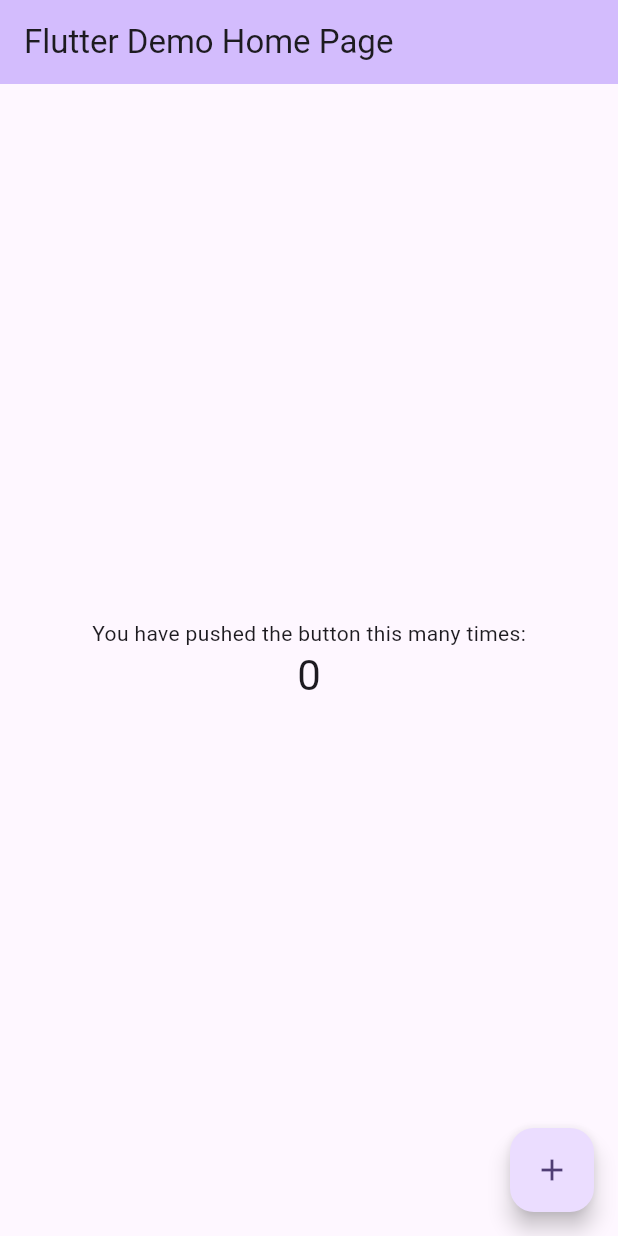
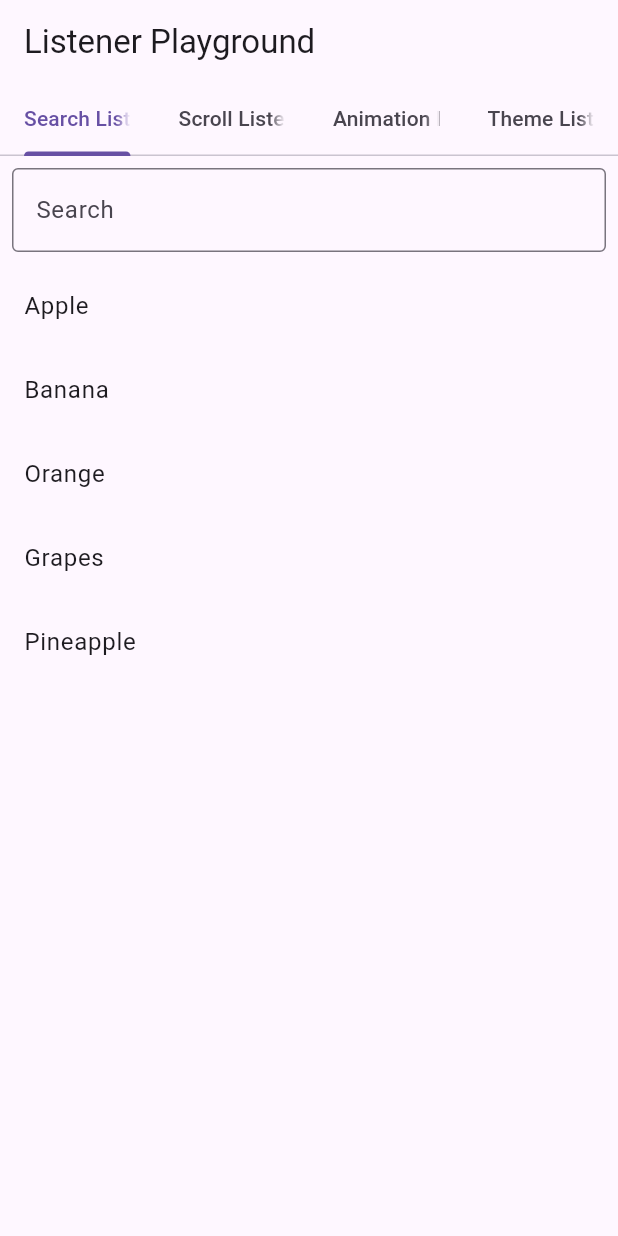
Before and after one commit to ajayrana78767/ListenerConceptsApp, a Flutter app: the screen it shows after launch, on a phone screen of 412 x 824 dp. Run offline on Flutter 3.47's test engine with Material 3 defaults, Android fonts, the phone set to English and light mode, and no system bars.

Commit message:
`Refactor main.dart to include new screens and remove unused code`

```diff
--- a/lib/main.dart
+++ b/lib/main.dart
@@ -1,125 +1,55 @@
 import 'package:flutter/material.dart';
+import 'package:listener_concepts_app/screens/animation_listener_screen.dart';
+import 'package:listener_concepts_app/screens/scroll_listener_screen.dart';
+import 'package:listener_concepts_app/screens/search_listener_screen.dart';
+import 'package:listener_concepts_app/screens/theme_listener_screen.dart';
 
 void main() {
-  runApp(const MyApp());
+  runApp(MyApp());
 }
 
 class MyApp extends StatelessWidget {
   const MyApp({super.key});
 
-  // This widget is the root of your application.
   @override
   Widget build(BuildContext context) {
     return MaterialApp(
-      title: 'Flutter Demo',
-      theme: ThemeData(
-        // This is the theme of your application.
-        //
-        // TRY THIS: Try running your application with "flutter run". You'll see
-        // the application has a purple toolbar. Then, without quitting the app,
-        // try changing the seedColor in the colorScheme below to Colors.green
-        // and then invoke "hot reload" (save your changes or press the "hot
-        // reload" button in a Flutter-supported IDE, or press "r" if you used
-        // the command line to start the app).
-        //
-        // Notice that the counter didn't reset back to zero; the application
-        // state is not lost during the reload. To reset the state, use hot
-        // restart instead.
-        //
-        // This works for code too, not just values: Most code changes can be
-        // tested with just a hot reload.
-        colorScheme: ColorScheme.fromSeed(seedColor: Colors.deepPurple),
-        useMaterial3: true,
-      ),
-      home: const MyHomePage(title: 'Flutter Demo Home Page'),
+      theme: ThemeData.light(),
+      darkTheme: ThemeData.dark(),
+      home: HomeScreen(),
     );
   }
 }
 
-class MyHomePage extends StatefulWidget {
-  const MyHomePage({super.key, required this.title});
-
-  // This widget is the home page of your application. It is stateful, meaning
-  // that it has a State object (defined below) that contains fields that affect
-  // how it looks.
-
-  // This class is the configuration for the state. It holds the values (in this
-  // case the title) provided by the parent (in this case the App widget) and
-  // used by the build method of the State. Fields in a Widget subclass are
-  // always marked "final".
-
-  final String title;
-
-  @override
-  State<MyHomePage> createState() => _MyHomePageState();
-}
-
-class _MyHomePageState extends State<MyHomePage> {
-  int _counter = 0;
-
-  void _incrementCounter() {
-    setState(() {
-      // This call to setState tells the Flutter framework that something has
-      // changed in this State, which causes it to rerun the build method below
-      // so that the display can reflect the updated values. If we changed
-      // _counter without calling setState(), then the build method would not be
-      // called again, and so nothing would appear to happen.
-      _counter++;
-    });
-  }
+// Home Screen with Tabs
+class HomeScreen extends StatelessWidget {
+  const HomeScreen({super.key});
 
   @override
   Widget build(BuildContext context) {
-    // This method is rerun every time setState is called, for instance as done
-    // by the _incrementCounter method above.
-    //
-    // The Flutter framework has been optimized to make rerunning build methods
-    // fast, so that you can just rebuild anything that needs updating rather
-    // than having to individually change instances of widgets.
-    return Scaffold(
-      appBar: AppBar(
-        // TRY THIS: Try changing the color here to a specific color (to
-        // Colors.amber, perhaps?) and trigger a hot reload to see the AppBar
-        // change color while the other colors stay the same.
-        backgroundColor: Theme.of(context).colorScheme.inversePrimary,
-        // Here we take the value from the MyHomePage object that was created by
-        // the App.build method, and use it to set our appbar title.
-        title: Text(widget.title),
-      ),
-      body: Center(
-        // Center is a layout widget. It takes a single child and positions it
-        // in the middle of the parent.
-        child: Column(
-          // Column is also a layout widget. It takes a list of children and
-          // arranges them vertically. By default, it sizes itself to fit its
-          // children horizontally, and tries to be as tall as its parent.
-          //
-          // Column has various properties to control how it sizes itself and
-          // how it positions its children. Here we use mainAxisAlignment to
-          // center the children vertically; the main axis here is the vertical
-          // axis because Columns are vertical (the cross axis would be
-          // horizontal).
-          //
-          // TRY THIS: Invoke "debug painting" (choose the "Toggle Debug Paint"
-          // action in the IDE, or press "p" in the console), to see the
-          // wireframe for each widget.
-          mainAxisAlignment: MainAxisAlignment.center,
-          children: <Widget>[
-            const Text(
-              'You have pushed the button this many times:',
-            ),
-            Text(
-              '$_counter',
-              style: Theme.of(context).textTheme.headlineMedium,
-            ),
+    return DefaultTabController(
+      length: 4, // Number of tabs
+      child: Scaffold(
+        appBar: AppBar(
+          title: const Text('Listener Playground'),
+          bottom: const TabBar(
+            tabs: [
+              Tab(text: 'Search Listener'),
+              Tab(text: 'Scroll Listener'),
+              Tab(text: 'Animation Listener'),
+              Tab(text: 'Theme Listener'),
+            ],
+          ),
+        ),
+        body: TabBarView(
+          children: [
+            SearchListenerScreen(),
+            ScrollListenerScreen(),
+            AnimationListenerScreen(),
+            ThemeListenerScreen(),
           ],
         ),
       ),
-      floatingActionButton: FloatingActionButton(
-        onPressed: _incrementCounter,
-        tooltip: 'Increment',
-        child: const Icon(Icons.add),
-      ), // This trailing comma makes auto-formatting nicer for build methods.
     );
   }
 }
--- /dev/null
+++ b/lib/screens/search_listener_screen.dart
@@ -0,0 +1,67 @@
+// Search Listener Screen
+import 'package:flutter/material.dart';
+
+class SearchListenerScreen extends StatefulWidget {
+  @override
+  _SearchListenerScreenState createState() => _SearchListenerScreenState();
+}
+
+class _SearchListenerScreenState extends State<SearchListenerScreen> {
+  final TextEditingController searchController = TextEditingController();
+  final List<String> items = [
+    'Apple',
+    'Banana',
+    'Orange',
+    'Grapes',
+    'Pineapple'
+  ];
+  List<String> filteredItems = [];
+
+  @override
+  void initState() {
+    super.initState();
+    filteredItems = items;
+    searchController.addListener(() {
+      setState(() {
+        filteredItems = items
+            .where((item) => item
+                .toLowerCase()
+                .contains(searchController.text.toLowerCase()))
+            .toList();
+      });
+    });
+  }
+
+  @override
+  void dispose() {
+    searchController.dispose();
+    super.dispose();
+  }
+
+  @override
+  Widget build(BuildContext context) {
+    return Scaffold(
+      body: Column(
+        children: [
+          Padding(
+            padding: const EdgeInsets.all(8.0),
+            child: TextField(
+              controller: searchController,
+              decoration: const InputDecoration(
+                labelText: 'Search',
+                border: OutlineInputBorder(),
+              ),
+            ),
+          ),
+          Expanded(
+            child: ListView.builder(
+              itemCount: filteredItems.length,
+              itemBuilder: (context, index) =>
+                  ListTile(title: Text(filteredItems[index])),
+            ),
+          ),
+        ],
+      ),
+    );
+  }
+}
--- /dev/null
+++ b/lib/screens/theme_listener_screen.dart
@@ -0,0 +1,34 @@
+// Theme Listener Screen
+import 'package:flutter/material.dart';
+
+class ThemeListenerScreen extends StatelessWidget {
+  final ValueNotifier<ThemeMode> themeNotifier = ValueNotifier(ThemeMode.light);
+
+  @override
+  Widget build(BuildContext context) {
+    return ValueListenableBuilder<ThemeMode>(
+      valueListenable: themeNotifier,
+      builder: (context, themeMode, child) {
+        return MaterialApp(
+          theme: ThemeData.light(),
+          darkTheme: ThemeData.dark(),
+          themeMode: themeMode,
+          home: Scaffold(
+            appBar: AppBar(
+              title: const Text('Theme Listener'),
+              actions: [
+                Switch(
+                  value: themeMode == ThemeMode.dark,
+                  onChanged: (value) {
+                    themeNotifier.value =
+                        value ? ThemeMode.dark : ThemeMode.light;
+                  },
+                ),
+              ],
+            ),
+          ),
+        );
+      },
+    );
+  }
+}
```
Also changed, not shown: lib/screens/animation_listener_screen.dart (added, +52 -0 lines), lib/screens/scroll_listener_screen.dart (added, +43 -0 lines).
